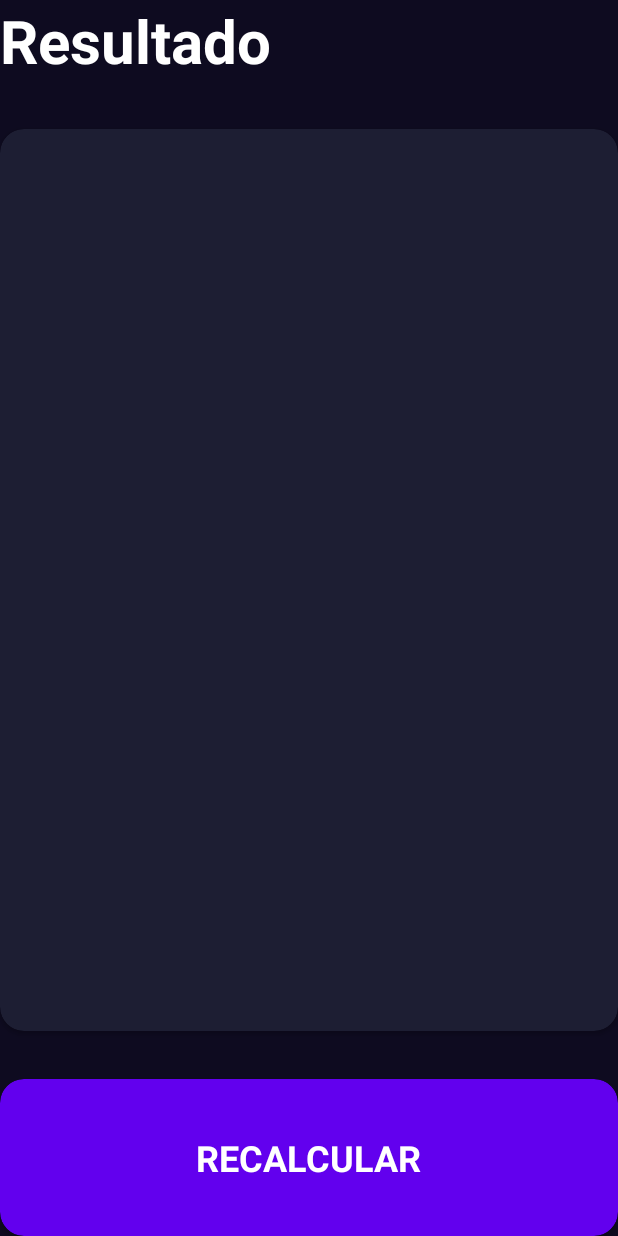
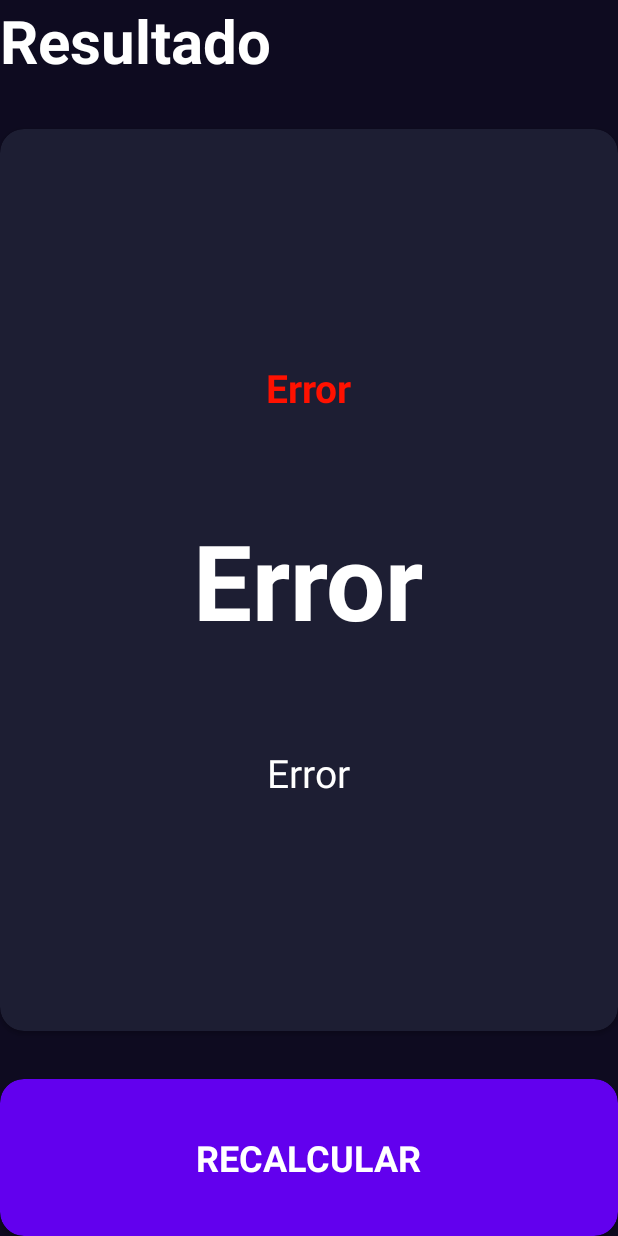
Before and after one commit to rubenmanero/daigualApps, an Android app: the ResultActivity screen opened directly, with no data from a screen before it, on a phone screen of 412 x 824 dp. Run offline under Robolectric (Android 15) with nearby library versions, the phone set to English and light mode, and no system bars.

```diff
--- a/app/src/main/AndroidManifest.xml
+++ b/app/src/main/AndroidManifest.xml
@@ -11,6 +11,10 @@
         android:roundIcon="@mipmap/ic_launcher_round"
         android:supportsRtl="true"
         android:theme="@style/Theme.DaigualApps">
+        <activity
+            android:name=".BoardgamesApp.BoardgamesActivity"
+            android:theme="@style/Theme.BoardgamesApp"
+            android:exported="false" />
         <activity
             android:name=".IMCApp.ResultActivity"
             android:exported="false" />
--- a/app/src/main/java/com/ruben/daigualapps/IMCApp/ResultActivity.kt
+++ b/app/src/main/java/com/ruben/daigualapps/IMCApp/ResultActivity.kt
@@ -28,7 +28,43 @@ class ResultActivity : AppCompatActivity() {
         val result: Double = intent.extras?.getDouble("extra_IMC")?:-1.0
         initComponents()
         initListeners()
+        initUI(result)
     }
+
+    private fun initUI(result: Double) {
+        tvIMC.text = result.toString()
+        when(result) {
+            in 0.00..18.50 -> {  //Bajo peso
+                tvResult.text = getString(R.string.title_bajo_peso)
+                tvResult.setTextColor(getColor(R.color.peso_bajo))
+                tvDescription.text = getString(R.string.description_bajo_peso)
+            }
+            in 18.51..24.99 -> { //Peso normal
+                tvResult.text = getString(R.string.title_peso_normal)
+                tvResult.setTextColor(getColor(R.color.peso_normal))
+                tvDescription.text = getString(R.string.description_peso_normal)
+            }
+            in 25.00..29.99 -> { //Sobrepeso
+                tvResult.text = getString(R.string.title_sobrepeso)
+                tvResult.setTextColor(getColor(R.color.sobrepeso))
+                tvDescription.text = getString(R.string.description_sobrepeso)
+            }
+            in 30.00..99.00 -> { //Obesidad
+                tvResult.text = getString(R.string.title_obesidad)
+                tvResult.setTextColor(getColor(R.color.obesidad))
+                tvDescription.text = getString(R.string.description_obesidad)
+            }
+            else -> { //Error
+                tvIMC.text = getString(R.string.error)
+                tvResult.text = getString(R.string.error)
+                tvResult.setTextColor(getColor(R.color.obesidad))
+                tvDescription.text = getString(R.string.error)
+            }
+
+
+        }
+    }
+
 
     private fun initComponents() {
         tvResult = findViewById<TextView>(R.id.tvResult)
--- a/app/src/main/res/values/colors.xml
+++ b/app/src/main/res/values/colors.xml
@@ -1,5 +1,6 @@
 <?xml version="1.0" encoding="utf-8"?>
 <resources>
+    <!--IMC App-->
     <color name="black">#FF000000</color>
     <color name="white">#FFFFFFFF</color>
     <color name="background_component">#1D1E33</color>
@@ -8,4 +9,27 @@
     <color name="background_button">#EB1555</color>
     <color name="title_text">#FF8D8E98</color>
     <color name="background_fab">#FF6200EE</color>
+    <color name="peso_bajo">#FFEB3B</color>
+    <color name="peso_normal">#4CAF50</color>
+    <color name="sobrepeso">#FF5722</color>
+    <color name="obesidad">#FF1100</color>
+
+    <!--BoardgamesApp-->
+    <color name="purple_200">#FFBB86FC</color>
+    <color name="purple_500">#FF6200EE</color>
+    <color name="purple_700">#FF3700B3</color>
+    <color name="teal_200">#FF03DAC5</color>
+    <color name="teal_700">#FF018786</color>
+
+    <color name="bgapp_background_card">#FF081A4A</color>
+    <color name="bgapp_background_disabled">#04335C</color>
+    <color name="bgapp_background_app">#FF2D4993</color>
+    <color name="bgapp_subtitle_text">#959595</color>
+    <color name="bgapp_accent">#E91E63</color>
+
+    <color name="bgapp_deckbuilding_category">#FF9800</color>
+    <color name="bgapp_euro_category">#00BCD4</color>
+    <color name="bgapp_lcg_category">#4CAF50</color>
+    <color name="bgapp_cooperative_category">#D016F1</color>
+    <color name="bgapp_legacy_category">#EDF351</color>
 </resources>
--- a/app/src/main/res/values/strings.xml
+++ b/app/src/main/res/values/strings.xml
@@ -1,4 +1,5 @@
 <resources>
+    <!--IMC App-->
     <string name="app_name">daigualApps</string>
     <string name="male">Hombre</string>
     <string name="female">Mujer</string>
@@ -8,4 +9,13 @@
     <string name="calculate">Calcular</string>
     <string name="result">Resultado</string>
     <string name="recalculate">Recalcular</string>
+    <string name="error">Error</string>
+    <string name="title_bajo_peso">Bajo peso</string>
+    <string name="description_bajo_peso">Estás por debajo de lo óptimo para tu peso y altura.</string>
+    <string name="title_peso_normal">Normal</string>
+    <string name="description_peso_normal">Estás en lo óptimo para tu peso y altura.</string>
+    <string name="title_sobrepeso">Sobrepeso</string>
+    <string name="description_sobrepeso">Estás por encima de lo óptimo para tu peso y altura.</string>
+    <string name="title_obesidad">Obesidad</string>
+    <string name="description_obesidad">Estás MUY por encima de lo óptimo para tu peso y altura.</string>
 </resources>
--- a/app/src/main/res/values/themes.xml
+++ b/app/src/main/res/values/themes.xml
@@ -6,4 +6,22 @@
     </style>
 
     <style name="Theme.DaigualApps" parent="Base.Theme.DaigualApps" />
+
+    <style name="Theme.BoardgamesApp" parent="Theme.MaterialComponents.DayNight.NoActionBar">
+        <item name="colorPrimary">@color/purple_500</item>
+        <item name="colorPrimaryVariant">@color/purple_700</item>
+        <item name="colorOnPrimary">@color/white</item>
+        <item name="colorSecondary">@color/teal_200</item>
+        <item name="colorSecondaryVariant">@color/teal_700</item>
+        <item name="colorOnSecondary">@color/black</item>
+        <item name="android:statusBarColor">@color/bgapp_background_app</item>
+    </style>
+
+    <style name="BoardgamesSubtitle">
+        <item name="textAllCaps">true</item>
+        <item name="android:textColor">@color/bgapp_subtitle_text</item>
+        <item name="android:layout_marginHorizontal" tools:targetApi="o">32dp</item>
+    </style>
+
+
 </resources>
```
Also changed, not shown: app/src/main/java/com/ruben/daigualapps/BoardgamesApp/BoardgamesActivity.kt (added, +21 -0 lines), app/src/main/java/com/ruben/daigualapps/MenuActivity.kt (+8 -0 lines), app/src/main/res/layout/activity_boardgames.xml (added, +10 -0 lines), app/src/main/res/layout/activity_menu.xml (+9 -0 lines).
